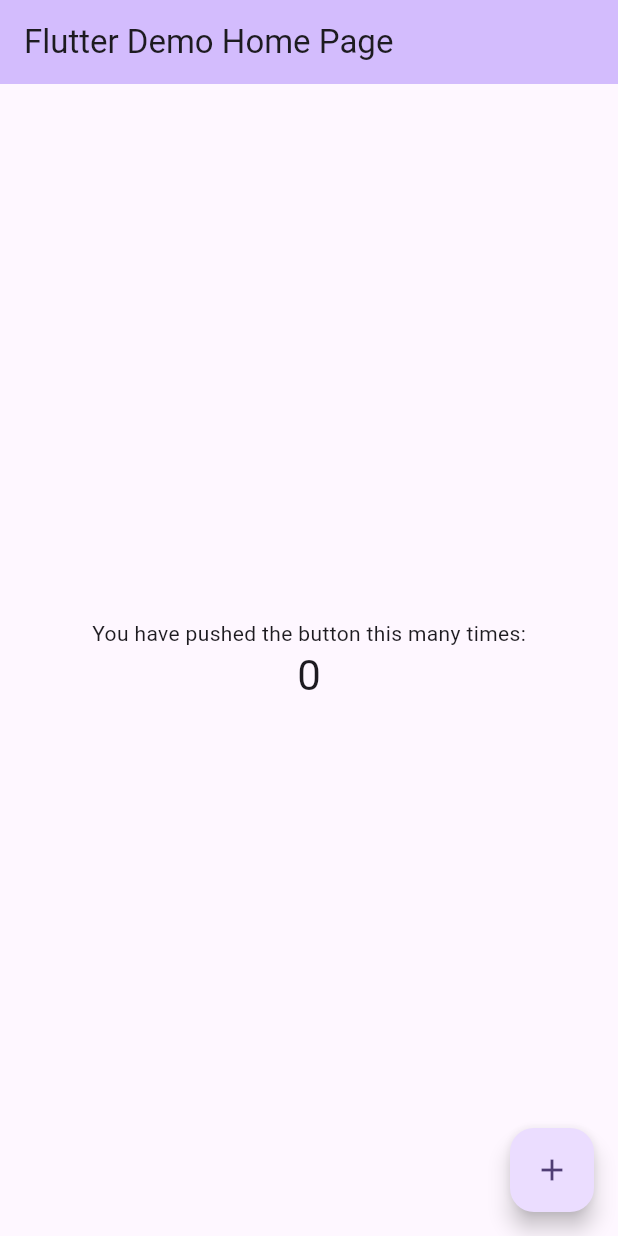
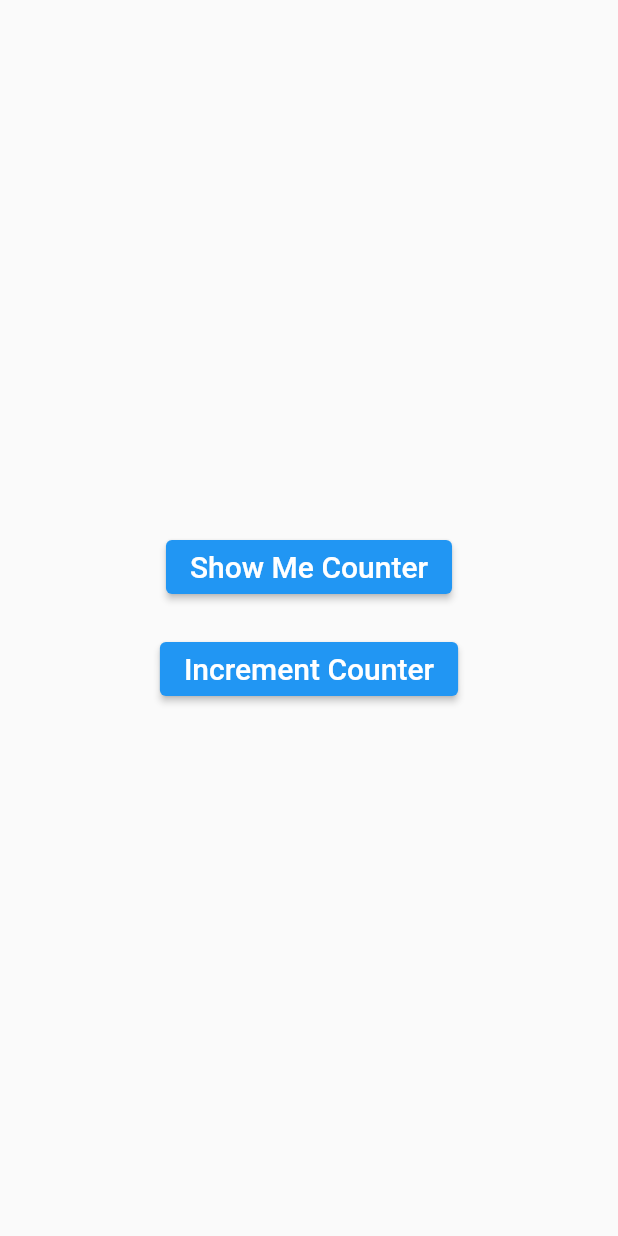
Before and after one commit to Bullets-jyr/provider_overview_12, a Flutter app: the screen it shows after launch, on a phone screen of 412 x 824 dp. Run offline on Flutter 3.47's test engine with Material 2 defaults, Android fonts, the phone set to English and light mode, and no system bars.

Commit message:
19. Provider Access – Anonymous route access

```diff
--- a/analysis_options.yaml
+++ b/analysis_options.yaml
@@ -7,7 +7,7 @@
 
 # The following line activates a set of recommended lints for Flutter apps,
 # packages, and plugins designed to encourage good coding practices.
-include: package:flutter_lints/flutter.yaml
+# include: package:flutter_lints/flutter.yaml
 
 linter:
   # The lint rules applied to this project can be customized in the
--- /dev/null
+++ b/lib/counter.dart
@@ -0,0 +1,10 @@
+import 'package:flutter/foundation.dart';
+
+class Counter with ChangeNotifier {
+  int counter = 0;
+
+  void increment() {
+    counter++;
+    notifyListeners();
+  }
+}
--- a/lib/main.dart
+++ b/lib/main.dart
@@ -1,125 +1,72 @@
 import 'package:flutter/material.dart';
+import 'package:provider/provider.dart';
+import 'package:provider_overview_12/counter.dart';
+import 'package:provider_overview_12/show_me_counter.dart';
 
 void main() {
   runApp(const MyApp());
 }
 
 class MyApp extends StatelessWidget {
-  const MyApp({super.key});
+  const MyApp({Key? key}) : super(key: key);
 
-  // This widget is the root of your application.
   @override
   Widget build(BuildContext context) {
     return MaterialApp(
-      title: 'Flutter Demo',
+      title: 'Anonymous Route',
+      debugShowCheckedModeBanner: false,
       theme: ThemeData(
-        // This is the theme of your application.
-        //
-        // TRY THIS: Try running your application with "flutter run". You'll see
-        // the application has a blue toolbar. Then, without quitting the app,
-        // try changing the seedColor in the colorScheme below to Colors.green
-        // and then invoke "hot reload" (save your changes or press the "hot
-        // reload" button in a Flutter-supported IDE, or press "r" if you used
-        // the command line to start the app).
-        //
-        // Notice that the counter didn't reset back to zero; the application
-        // state is not lost during the reload. To reset the state, use hot
-        // restart instead.
-        //
-        // This works for code too, not just values: Most code changes can be
-        // tested with just a hot reload.
-        colorScheme: ColorScheme.fromSeed(seedColor: Colors.deepPurple),
-        useMaterial3: true,
+        primarySwatch: Colors.blue,
       ),
-      home: const MyHomePage(title: 'Flutter Demo Home Page'),
+      home: ChangeNotifierProvider<Counter>(
+        create: (context) => Counter(),
+        child: const MyHomePage(),
+      ),
     );
   }
 }
 
-class MyHomePage extends StatefulWidget {
-  const MyHomePage({super.key, required this.title});
-
-  // This widget is the home page of your application. It is stateful, meaning
-  // that it has a State object (defined below) that contains fields that affect
-  // how it looks.
-
-  // This class is the configuration for the state. It holds the values (in this
-  // case the title) provided by the parent (in this case the App widget) and
-  // used by the build method of the State. Fields in a Widget subclass are
-  // always marked "final".
-
-  final String title;
-
-  @override
-  State<MyHomePage> createState() => _MyHomePageState();
-}
-
-class _MyHomePageState extends State<MyHomePage> {
-  int _counter = 0;
-
-  void _incrementCounter() {
-    setState(() {
-      // This call to setState tells the Flutter framework that something has
-      // changed in this State, which causes it to rerun the build method below
-      // so that the display can reflect the updated values. If we changed
-      // _counter without calling setState(), then the build method would not be
-      // called again, and so nothing would appear to happen.
-      _counter++;
-    });
-  }
+class MyHomePage extends StatelessWidget {
+  const MyHomePage({Key? key}) : super(key: key);
 
   @override
   Widget build(BuildContext context) {
-    // This method is rerun every time setState is called, for instance as done
-    // by the _incrementCounter method above.
-    //
-    // The Flutter framework has been optimized to make rerunning build methods
-    // fast, so that you can just rebuild anything that needs updating rather
-    // than having to individually change instances of widgets.
     return Scaffold(
-      appBar: AppBar(
-        // TRY THIS: Try changing the color here to a specific color (to
-        // Colors.amber, perhaps?) and trigger a hot reload to see the AppBar
-        // change color while the other colors stay the same.
-        backgroundColor: Theme.of(context).colorScheme.inversePrimary,
-        // Here we take the value from the MyHomePage object that was created by
-        // the App.build method, and use it to set our appbar title.
-        title: Text(widget.title),
-      ),
       body: Center(
-        // Center is a layout widget. It takes a single child and positions it
-        // in the middle of the parent.
         child: Column(
-          // Column is also a layout widget. It takes a list of children and
-          // arranges them vertically. By default, it sizes itself to fit its
-          // children horizontally, and tries to be as tall as its parent.
-          //
-          // Column has various properties to control how it sizes itself and
-          // how it positions its children. Here we use mainAxisAlignment to
-          // center the children vertically; the main axis here is the vertical
-          // axis because Columns are vertical (the cross axis would be
-          // horizontal).
-          //
-          // TRY THIS: Invoke "debug painting" (choose the "Toggle Debug Paint"
-          // action in the IDE, or press "p" in the console), to see the
-          // wireframe for each widget.
           mainAxisAlignment: MainAxisAlignment.center,
-          children: <Widget>[
-            const Text(
-              'You have pushed the button this many times:',
+          children: [
+            ElevatedButton(
+              child: Text(
+                'Show Me Counter',
+                style: TextStyle(fontSize: 20.0),
+              ),
+              onPressed: () {
+                Navigator.push(
+                  context,
+                  MaterialPageRoute(builder: (_) {
+                    // return
+                    return ChangeNotifierProvider.value(
+                      value: context.read<Counter>(),
+                      child: ShowMeCounter(),
+                    );
+                  }),
+                );
+              },
             ),
-            Text(
-              '$_counter',
-              style: Theme.of(context).textTheme.headlineMedium,
+            SizedBox(height: 20.0),
+            ElevatedButton(
+              child: Text(
+                'Increment Counter',
+                style: TextStyle(fontSize: 20.0),
+              ),
+              onPressed: () {
+                context.read<Counter>().increment();
+              },
             ),
           ],
         ),
       ),
-      floatingActionButton: FloatingActionButton(
-        onPressed: _incrementCounter,
-        tooltip: 'Increment',
-        child: const Icon(Icons.add),
-      ), // This trailing comma makes auto-formatting nicer for build methods.
     );
   }
 }
--- a/pubspec.yaml
+++ b/pubspec.yaml
@@ -35,6 +35,7 @@ dependencies:
   # The following adds the Cupertino Icons font to your application.
   # Use with the CupertinoIcons class for iOS style icons.
   cupertino_icons: ^1.0.2
+  provider: ^6.0.5
 
 dev_dependencies:
   flutter_test:
```
Also changed, not shown: lib/show_me_counter.dart (added, +22 -0 lines), pubspec.lock.
